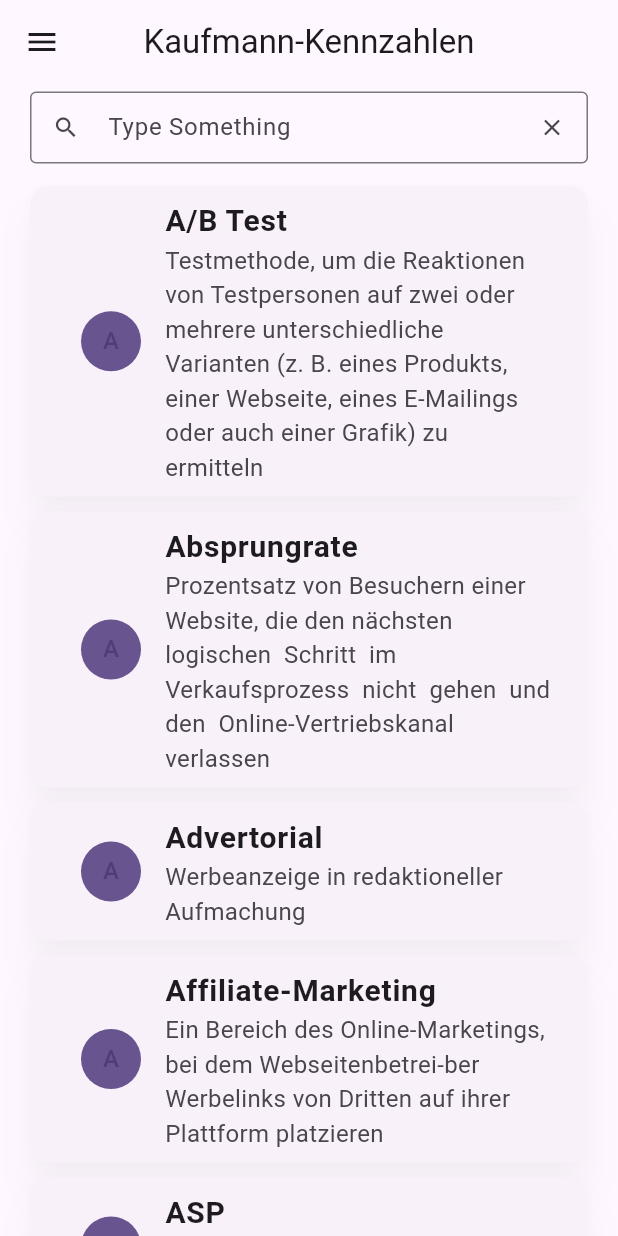
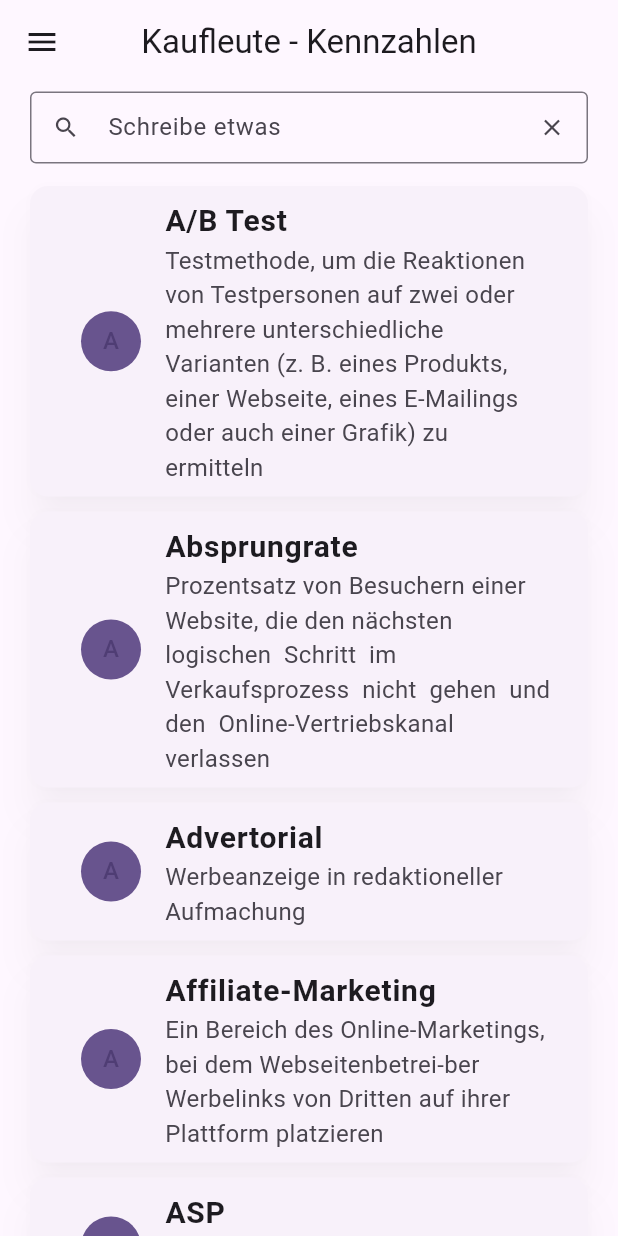
Before and after one commit to sahibul-nf/Kaufmann_Kennzahlen, a Flutter app: the HomePage screen opened directly, on a phone screen of 412 x 824 dp. Run offline on Flutter 3.47's test engine with Material 2 defaults, Android fonts, the phone set to English and light mode, and no system bars; our stand-ins replace google_fonts.

Commit message:
Update home_page.dart
change to German words

```diff
--- a/lib/screens/Home_page/home_page.dart
+++ b/lib/screens/Home_page/home_page.dart
@@ -23,7 +23,7 @@ class HomePageState extends State<HomePage> {
   Widget build(BuildContext context) {
     return Scaffold(
       appBar: AppBar(
-        title: const Text("Kaufmann-Kennzahlen"),
+        title: const Text("Kaufleute - Kennzahlen"),
         centerTitle: true,
         scrolledUnderElevation: 0,
       ),
@@ -42,7 +42,7 @@ class HomePageState extends State<HomePage> {
               },
               decoration: InputDecoration(
                 border: const OutlineInputBorder(),
-                hintText: 'Type Something',
+                hintText: 'Schreibe etwas',
                 prefixIcon: const Icon(Icons.search),
                 isDense: true,
                 suffixIcon: IconButton(
```
